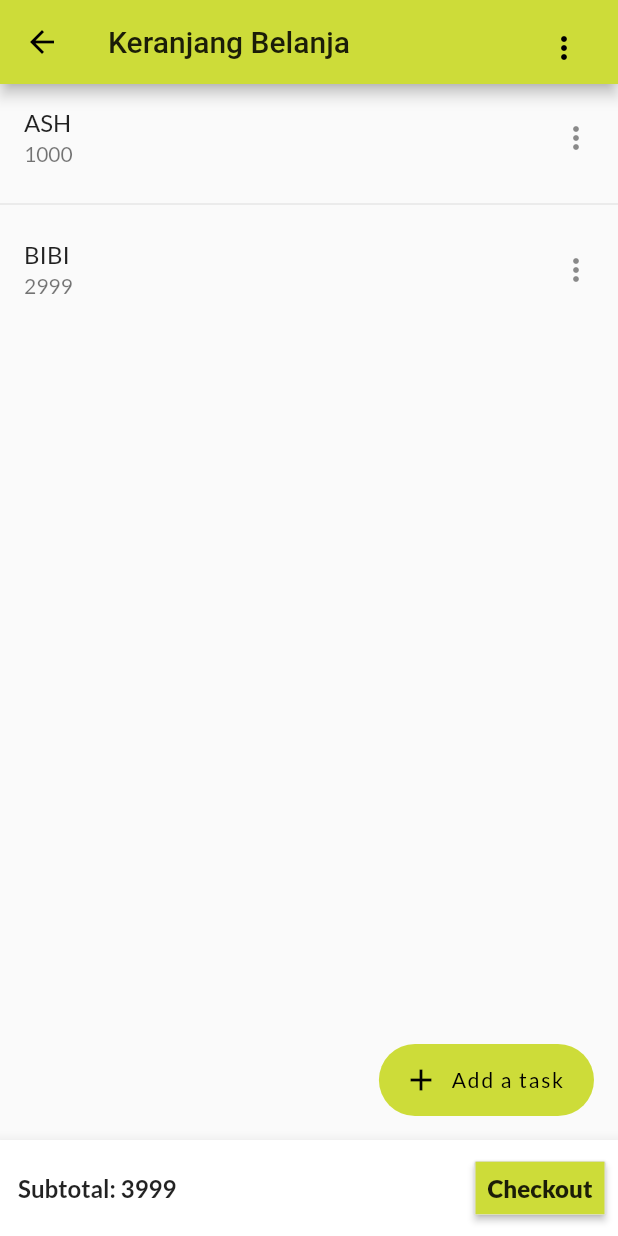
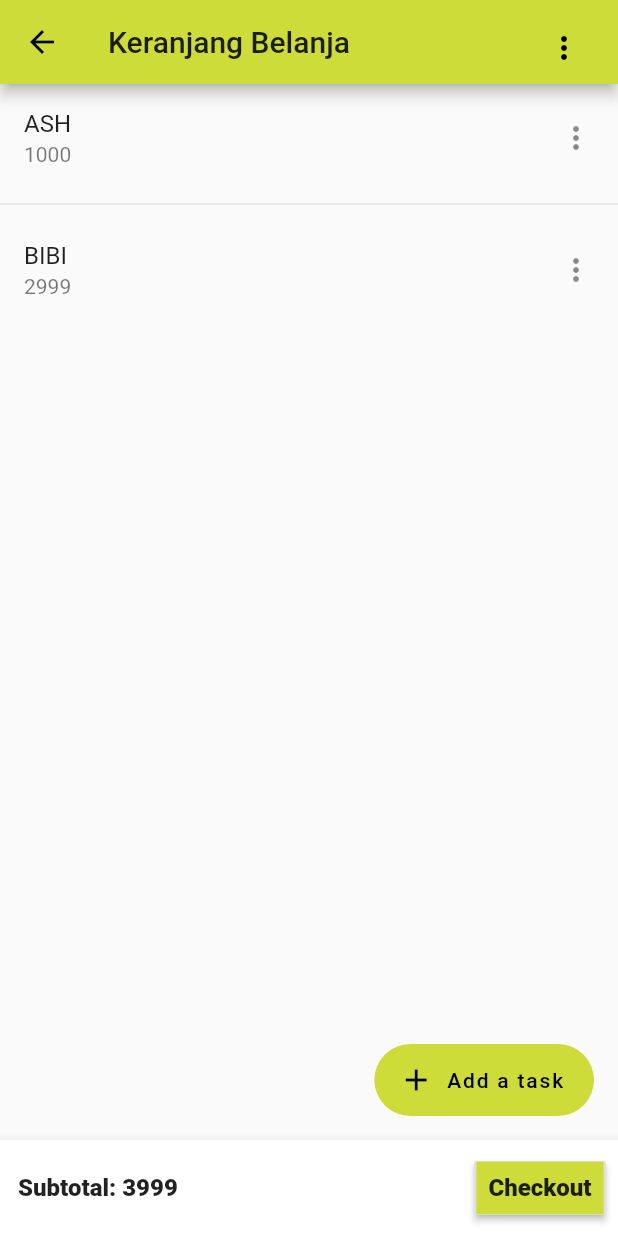
Before and after one commit to mettsardw/smart-chugg2, a Flutter app: the screen it shows after launch, after a tap on the "help outline" icon, on a phone screen of 412 x 824 dp. Run offline on Flutter 3.47's test engine with Material 2 defaults, Android fonts, the phone set to English and light mode, and no system bars.

Commit message:
bersihin package/font theme

```diff
--- a/lib/bar_bawah.dart
+++ b/lib/bar_bawah.dart
@@ -1,5 +1,4 @@
 import 'package:flutter/material.dart';
-import 'package:google_fonts/google_fonts.dart';
 import 'package:webapp_super/args.dart';
 
 import 'checkout.dart';
@@ -46,10 +45,7 @@ class BarBawah extends StatelessWidget {
           Padding(
             child: Text(
               "Subtotal: "+_subtotal.toString(),
-              style: GoogleFonts.lato(
-                textStyle: Theme.of(context).textTheme.subhead,
-                fontWeight: FontWeight.w600,
-              ),
+              style: Theme.of(context).textTheme.subhead.apply(fontWeightDelta: 20),
               ),
             padding: EdgeInsets.all(12.0),
           ),
--- a/lib/boarding.dart
+++ b/lib/boarding.dart
@@ -1,5 +1,4 @@
 import 'package:flutter/material.dart';
-import 'package:google_fonts/google_fonts.dart';
 import 'package:webapp_super/list_barang.dart';
 import 'package:webapp_super/scan_keranjang.dart';
 
@@ -30,11 +29,13 @@ class Boarding extends StatelessWidget {
               SizedBox(height:20),
               Text(
                 'smart shopping assistant',
-                style: GoogleFonts.lato(
+                style: Theme.of(context).textTheme.body2.apply(fontSizeDelta: 20,fontWeightDelta: 20),
+                /*
+                 GoogleFonts.lato(
                   textStyle: Theme.of(context).textTheme.body2,
                   fontSize: 20,
-                  fontWeight: FontWeight.bold,
-                ),
+                  fontWeight: FontWeight.bold,),
+                */
               ),
               SizedBox(height: 100),
               RaisedButton(
--- a/lib/checkout.dart
+++ b/lib/checkout.dart
@@ -1,6 +1,5 @@
 import 'package:flutter/cupertino.dart';
 import 'package:flutter/material.dart';
-import 'package:google_fonts/google_fonts.dart';
 import 'package:webapp_super/args.dart';
 import 'package:webapp_super/thankyou.dart';
 
--- a/lib/list_barang.dart
+++ b/lib/list_barang.dart
@@ -1,5 +1,4 @@
 import 'package:flutter/material.dart';
-import 'package:google_fonts/google_fonts.dart';
 import 'package:webapp_super/bar_bawah.dart';
 import 'package:webapp_super/privacy_policy.dart';
 import 'package:webapp_super/scan_keranjang.dart';
--- a/lib/main.dart
+++ b/lib/main.dart
@@ -1,5 +1,4 @@
 import 'package:flutter/material.dart';
-import 'package:google_fonts/google_fonts.dart';
 import 'package:webapp_super/args.dart';
 import 'package:webapp_super/boarding.dart';
 import 'package:webapp_super/checkout.dart';
```
